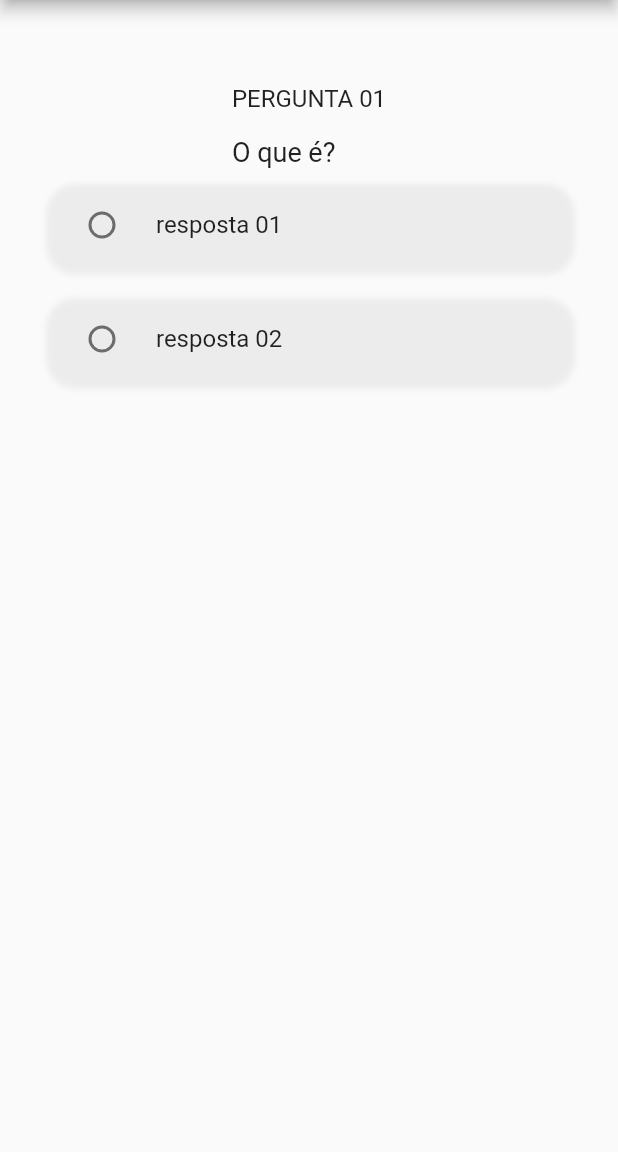
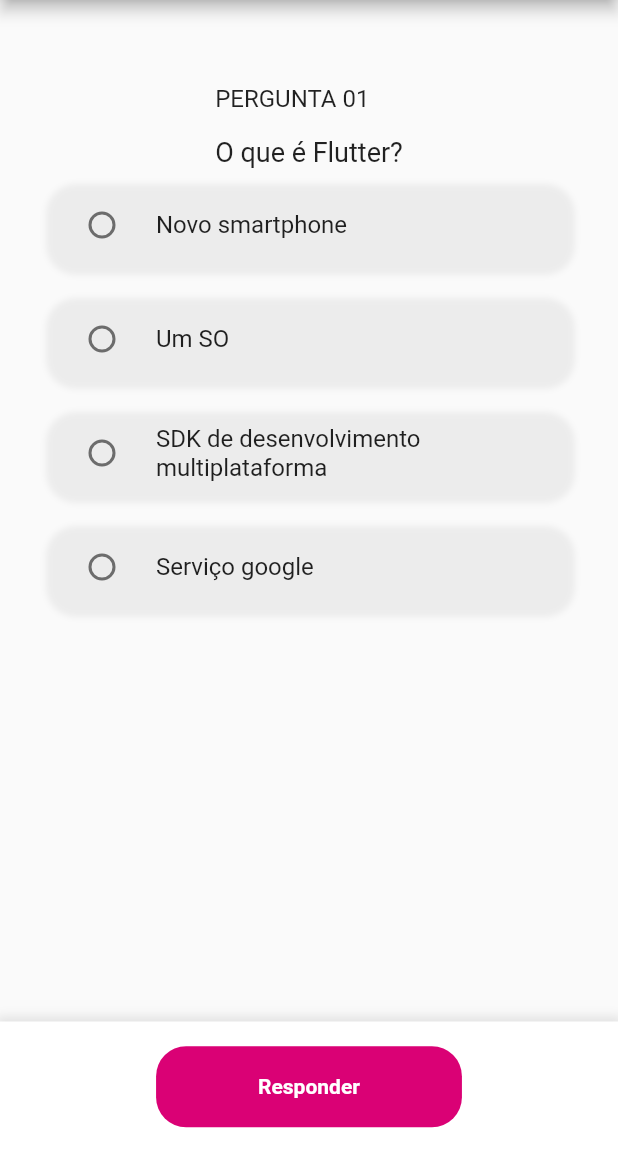
Before and after one commit to mesquita09/trivia, a Flutter app: the screen it shows after launch, after a tap on "Começar", on a phone screen of 412 x 824 dp, the part 84-1236 px from its top. Run offline on Flutter 3.47's test engine with Material 2 defaults, Android fonts, the phone set to English and light mode, and no system bars.

```diff
--- /dev/null
+++ b/lib/components/button.dart
@@ -0,0 +1,32 @@
+import 'package:flutter/material.dart';
+import 'package:trivia/trivia.dart';
+
+class Button1 extends StatelessWidget {
+  @override
+  Widget build(BuildContext context) {
+    return TextButton(
+      onPressed: () {
+        Navigator.push(
+          context,
+          MaterialPageRoute(
+            builder: (context) => TriviaScreen(),
+          ),
+        );
+      },
+      child: Padding(
+        padding: const EdgeInsets.fromLTRB(60, 11, 60, 11),
+        child: Text(
+          'Começar',
+          style: TextStyle(fontSize: 14, fontWeight: FontWeight.w600),
+        ),
+      ),
+      style: TextButton.styleFrom(
+        primary: Colors.white,
+        backgroundColor: Color(0xffDA0175),
+        shape: RoundedRectangleBorder(
+          borderRadius: BorderRadius.circular(20),
+        ),
+      ),
+    );
+  }
+}
--- a/lib/question.dart
+++ b/lib/question.dart
@@ -14,7 +14,7 @@ class Question {
 
     questions.add(
       Question(
-        'O que é Flutter',
+        'O que é Flutter?',
         'Novo smartphone',
         'Um SO',
         'SDK de desenvolvimento multiplataforma',
@@ -22,6 +22,16 @@ class Question {
         3,
       ),
     );
+    questions.add(
+      Question(
+        'Qual Linguagem o Flutter usa?',
+        'Dart',
+        'Java',
+        'Javascript',
+        'Python',
+        1,
+      ),
+    );
     return questions;
   }
 }
--- a/lib/trivia.dart
+++ b/lib/trivia.dart
@@ -1,4 +1,6 @@
 import 'package:flutter/material.dart';
+import 'package:trivia/question.dart';
+import 'package:trivia/score.dart';
 
 class TriviaScreen extends StatefulWidget {
   @override
@@ -7,6 +9,15 @@ class TriviaScreen extends StatefulWidget {
 
 class _TriviaScreenState extends State<TriviaScreen> {
   int answer = 0;
+  int score = 0;
+  int index = 0;
+  List<Question> questionsList = Question.getQuestionList();
+
+  void verifyResponse() {
+    if (answer == questionsList[index].answer) {
+      score = score + 1;
+    }
+  }
 
   @override
   Widget build(BuildContext context) {
@@ -33,7 +44,7 @@ class _TriviaScreenState extends State<TriviaScreen> {
                 ),
                 SizedBox(height: 16),
                 Text(
-                  'O que é?',
+                  questionsList[0].questionText,
                   style: TextStyle(fontSize: 18),
                 ),
               ],
@@ -58,7 +69,7 @@ class _TriviaScreenState extends State<TriviaScreen> {
                   child: RadioListTile(
                     value: 1,
                     groupValue: answer,
-                    title: Text('resposta 01'),
+                    title: Text(questionsList[index].option1),
                     onChanged: (int value) {
                       setState(() {
                         answer = value;
@@ -82,7 +93,55 @@ class _TriviaScreenState extends State<TriviaScreen> {
                   child: RadioListTile(
                     value: 2,
                     groupValue: answer,
-                    title: Text('resposta 02'),
+                    title: Text(questionsList[index].option2),
+                    onChanged: (int value) {
+                      setState(() {
+                        answer = value;
+                      });
+                    },
+                  ),
+                ),
+                Container(
+                  margin: EdgeInsets.fromLTRB(32, 10, 32, 10),
+                  decoration: BoxDecoration(
+                    borderRadius: BorderRadius.circular(20),
+                    boxShadow: [
+                      BoxShadow(
+                        color: Colors.grey.withOpacity(0.15),
+                        spreadRadius: 2,
+                        blurRadius: 3,
+                        offset: Offset(1, 3),
+                      ),
+                    ],
+                  ),
+                  child: RadioListTile(
+                    value: 3,
+                    groupValue: answer,
+                    title: Text(questionsList[index].option3),
+                    onChanged: (int value) {
+                      setState(() {
+                        answer = value;
+                      });
+                    },
+                  ),
+                ),
+                Container(
+                  margin: EdgeInsets.fromLTRB(32, 10, 32, 10),
+                  decoration: BoxDecoration(
+                    borderRadius: BorderRadius.circular(20),
+                    boxShadow: [
+                      BoxShadow(
+                        color: Colors.grey.withOpacity(0.15),
+                        spreadRadius: 2,
+                        blurRadius: 3,
+                        offset: Offset(1, 3),
+                      ),
+                    ],
+                  ),
+                  child: RadioListTile(
+                    value: 4,
+                    groupValue: answer,
+                    title: Text(questionsList[index].option4),
                     onChanged: (int value) {
                       setState(() {
                         answer = value;
@@ -93,6 +152,59 @@ class _TriviaScreenState extends State<TriviaScreen> {
               ],
             ),
           ),
+          Container(
+            height: 87,
+            decoration: BoxDecoration(
+              color: Colors.white,
+              boxShadow: [
+                BoxShadow(
+                  color: Colors.grey.withOpacity(0.25),
+                  spreadRadius: 3,
+                  blurRadius: 5,
+                  offset: Offset(0, -1),
+                )
+              ],
+            ),
+            child: Center(
+              child: TextButton(
+                onPressed: () {
+                  verifyResponse();
+                  if (index < questionsList.length - 1) {
+                    setState(
+                      () {
+                        index = index + 1;
+                        answer = 0;
+                      },
+                    );
+                  } else {
+                    Navigator.push(
+                      context,
+                      MaterialPageRoute(
+                        builder: (context) => Score(
+                          maximum: questionsList.length,
+                          result: score,
+                        ),
+                      ),
+                    );
+                  }
+                },
+                child: Padding(
+                  padding: const EdgeInsets.fromLTRB(60, 11, 60, 11),
+                  child: Text(
+                    'Responder',
+                    style: TextStyle(fontSize: 14, fontWeight: FontWeight.w600),
+                  ),
+                ),
+                style: TextButton.styleFrom(
+                  primary: Colors.white,
+                  backgroundColor: Color(0xffDA0175),
+                  shape: RoundedRectangleBorder(
+                    borderRadius: BorderRadius.circular(20),
+                  ),
+                ),
+              ),
+            ),
+          ),
         ],
       ),
     );
--- a/lib/welcome.dart
+++ b/lib/welcome.dart
@@ -1,5 +1,5 @@
 import 'package:flutter/material.dart';
-import 'package:trivia/trivia.dart';
+import 'package:trivia/components/button.dart';
 
 class Welcome extends StatelessWidget {
   @override
@@ -19,26 +19,7 @@ class Welcome extends StatelessWidget {
             style: TextStyle(fontSize: 32, fontWeight: FontWeight.w800),
           ),
           SizedBox(height: 88.0),
-          TextButton(
-            onPressed: () {
-              Navigator.push(context,
-                  MaterialPageRoute(builder: (context) => TriviaScreen()));
-            },
-            child: Padding(
-              padding: const EdgeInsets.fromLTRB(60, 11, 60, 11),
-              child: Text(
-                'Começar',
-                style: TextStyle(fontSize: 14, fontWeight: FontWeight.w600),
-              ),
-            ),
-            style: TextButton.styleFrom(
-              primary: Colors.white,
-              backgroundColor: Color(0xffDA0175),
-              shape: RoundedRectangleBorder(
-                borderRadius: BorderRadius.circular(20),
-              ),
-            ),
-          ),
+          Button1()
         ],
       ),
     );
```
Also changed, not shown: lib/score.dart (added, +101 -0 lines).
